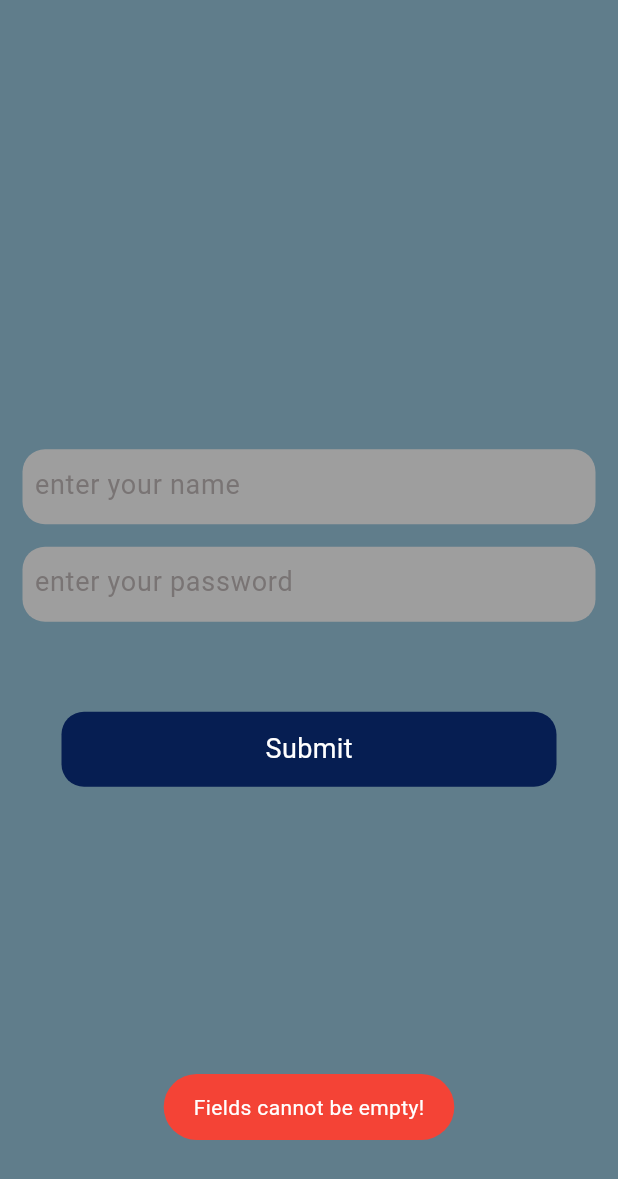
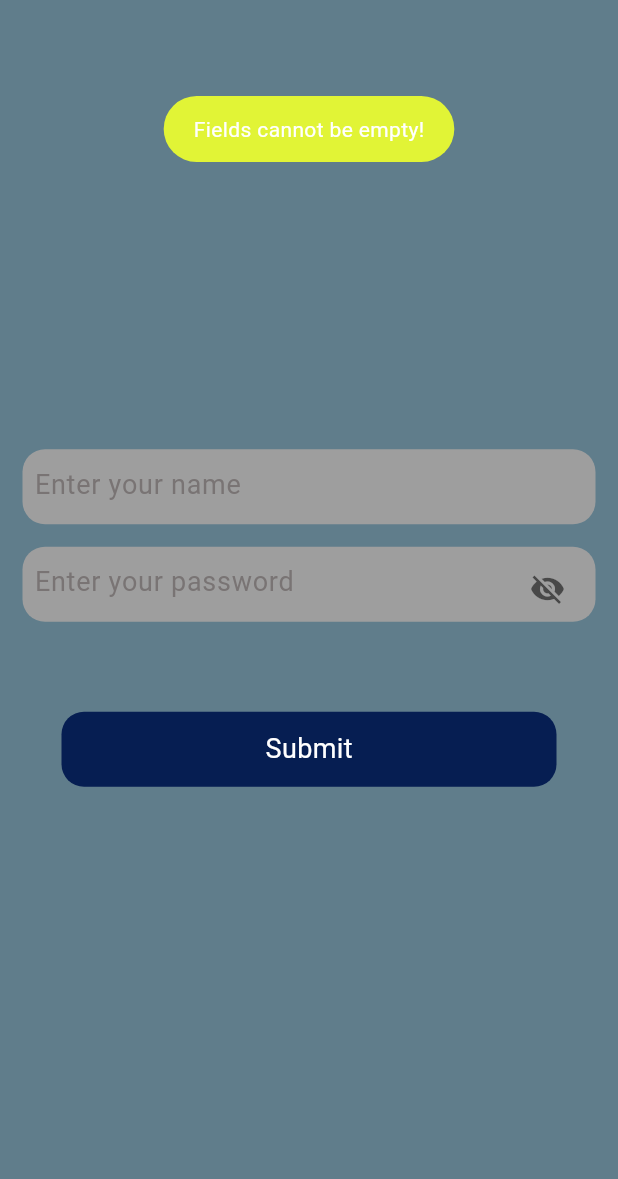
Before and after one commit to ZunairaMughal24/first_trial, a Flutter app: the screen it shows after launch, after a tap on "Submit", on a phone screen of 412 x 824 dp. Shown: the top 1179 px of the screen. Run offline on Flutter 3.47's test engine with Material 3 defaults, Android fonts, the phone set to English and light mode, and no system bars; our stand-ins replace fluttertoast.

Commit message:
Task Completed

```diff
--- a/lib/main.dart
+++ b/lib/main.dart
@@ -19,8 +19,7 @@ class MyApp extends StatelessWidget {
           useMaterial3: true,
         ),
         home: BeautifulView(
-          title: "Beautiful View",
-          buttonText: "Beautiful-Button",
+
         ));
   }
 }
--- a/lib/widgets/BeautifulView.dart
+++ b/lib/widgets/BeautifulView.dart
@@ -1,46 +1,22 @@
 import 'dart:developer';
-
 import 'package:flutter/material.dart';
-import 'package:flutter/services.dart';
 import 'package:fluttertoast/fluttertoast.dart';
 
 class BeautifulView extends StatefulWidget {
-  final String title;
-  final String color;
-  final String size;
-  final String borderRadius;
-  final String padding;
-  final String fontFamily;
-  final String buttonText;
-
-  BeautifulView({
-    required this.title,
-    required this.buttonText,
-    this.color = "Blue",
-    this.size = "16",
-    this.borderRadius = "12",
-    this.padding = "16",
-    this.fontFamily = "sana",
-    super.key,
-  });
-
   @override
   State<BeautifulView> createState() => _BeautifulViewState();
 }
 
 class _BeautifulViewState extends State<BeautifulView> {
   TextEditingController _nameController = TextEditingController();
+  TextEditingController _passwordController = TextEditingController();
 
-  TextEditingController _PasswordController = TextEditingController();
+  bool isVisible = true;
 
-  String? nameError;
-
-  String? passwordError;
-  bool isVisible = true;
   void _validateAndSubmit() {
     log(" Validate and Submit Called");
     String name = _nameController.text.trim();
-    String password = _PasswordController.text.trim();
+    String password = _passwordController.text.trim();
 
     log("Name Entered: $name");
     log("Password Entered: $password");
@@ -48,61 +24,43 @@ class _BeautifulViewState extends State<BeautifulView> {
     if (name.isEmpty || password.isEmpty) {
       log("Fields cannot be empty!");
       Fluttertoast.showToast(
-          msg: "Fields cannot be empty!", backgroundColor: Colors.red);
+        msg: "Fields cannot be empty!",
+        backgroundColor: const Color.fromARGB(255, 225, 244, 54),
+        gravity: ToastGravity.TOP,
+      );
       return;
     }
 
-    if (nameError != null || passwordError != null) {
-      log("Fix errors before submitting!");
+    // Validate name (allow spaces but no special characters)
+    if (RegExp(r'[^a-zA-Z0-9 ]').hasMatch(name)) {
+      log("Name contains special characters!");
       Fluttertoast.showToast(
-          msg: "Fix errors before submitting!", backgroundColor: Colors.red);
+        msg: "Special characters are not allowed!",
+        backgroundColor: Colors.red,
+        gravity: ToastGravity.TOP,
+      );
+      return;
+    }
+
+    // Validate password (only on submission)
+    if (password.length < 8) {
+      log("Password too short!");
+      Fluttertoast.showToast(
+        msg: "Password too short!",
+        backgroundColor: Colors.orange,
+        gravity: ToastGravity.TOP,
+      );
       return;
     }
 
     Fluttertoast.showToast(
-        // msg: "Name: $name\nPassword: $password",
       msg: "Successfully Submitted",
-        backgroundColor: Colors.green);
+      backgroundColor: Colors.green,
+      gravity: ToastGravity.TOP,
+    );
 
     log("Final Submitted Name: $name");
     log("Final Submitted Password: $password");
-  }
-
-  void _validateName(String value) {
-    log("Validating Name: $value");
-    if (RegExp(r'[^a-zA-Z0-9]').hasMatch(value)) {
-      log("Name contains special characters!");
-      setState(() {
-        nameError = "Special characters are not allowed!";
-      });
-      Fluttertoast.showToast(
-          msg: "Special characters are not allowed!",
-          backgroundColor: Colors.red);
-    } else {
-      log("Name is valid");
-      setState(() {
-        nameError = null;
-      });
-    }
-  }
-
-  void _validatePassword(String value) {
-    log("Validating Password: $value");
-    if (value.length < 8) {
-      log("⚠️ Password too short!");
-      setState(() {
-        // passwordError = "Password must be at least 8 characters!";
-      });
-      Fluttertoast.showToast(
-          msg: "⚠️ Password too short!", backgroundColor: Colors.orange);
-    } else {
-      log("✅ Password is valid");
-      Fluttertoast.showToast(
-          msg: "⚠️ Password is okay!", backgroundColor: Colors.green);
-      setState(() {
-        passwordError = null;
-      });
-    }
   }
 
   @override
@@ -124,31 +82,20 @@ class _BeautifulViewState extends State<BeautifulView> {
                 child: Padding(
                   padding: const EdgeInsets.all(8.0),
                   child: TextField(
-                      keyboardType:
-                          TextInputType.text, // Allows letters and numbers
-                      inputFormatters: [
-                        FilteringTextInputFormatter.allow(RegExp(
-                            r'[a-zA-Z0-9]')) // Only allows letters and numbers
-                      ],
                     controller: _nameController,
-                      onChanged: _validateName,
                     decoration: InputDecoration(
                       border: InputBorder.none,
-                        hintText: "enter your name",
-                        errorText: nameError,
+                      hintText: "Enter your name",
                       hintStyle: TextStyle(
                         color: const Color.fromARGB(255, 121, 116, 116),
                         fontSize: 18,
-                        ),
-                        // labelText: "name",
                       ),
                     ),
                   ),
                 ),
               ),
-              SizedBox(
-                height: 15,
             ),
+            SizedBox(height: 15),
             Padding(
               padding: const EdgeInsets.symmetric(horizontal: 15),
               child: Container(
@@ -161,39 +108,35 @@ class _BeautifulViewState extends State<BeautifulView> {
                   padding: const EdgeInsets.all(8.0),
                   child: TextField(
                     obscureText: isVisible,
-                      keyboardType:
-                          TextInputType.text, // Allows letters and numbers
-                      inputFormatters: [
-                        FilteringTextInputFormatter.allow(RegExp(
-                            r'[a-zA-Z0-9@#\$%&*]')) // Only allows letters and numbers
-                      ],
-
-                      controller: _PasswordController,
-                      onChanged: _validatePassword,
+                    controller: _passwordController,
                     decoration: InputDecoration(
+                      suffixIcon: IconButton(
+                        icon: Icon(
+                          isVisible ? Icons.visibility_off : Icons.visibility,
+                          color: Colors.black54,
+                        ),
+                        onPressed: () {
+                          setState(() {
+                            isVisible = !isVisible;
+                          });
+                        },
+                      ),
                       border: InputBorder.none,
-                        hintText: "enter your password",
-
-                        errorText: passwordError,
+                      hintText: "Enter your password",
                       hintStyle: TextStyle(
                         color: const Color.fromARGB(255, 121, 116, 116),
                         fontSize: 18,
-                        ),
-                        // labelText: "name",
                       ),
                     ),
                   ),
                 ),
               ),
-              SizedBox(
-                height: 60,
             ),
+            SizedBox(height: 60),
             Padding(
               padding: const EdgeInsets.symmetric(horizontal: 15),
               child: GestureDetector(
-                  onTap: () {
-                    _validateAndSubmit();
-                  },
+                onTap: _validateAndSubmit,
                 child: Container(
                   decoration: BoxDecoration(
                     borderRadius: BorderRadius.circular(15),
@@ -209,9 +152,10 @@ class _BeautifulViewState extends State<BeautifulView> {
                   ),
                 ),
               ),
-              )
+            ),
           ],
         ),
-        ));
+      ),
+    );
   }
 }
```
Lines whose indentation alone changed are shown as unchanged.
